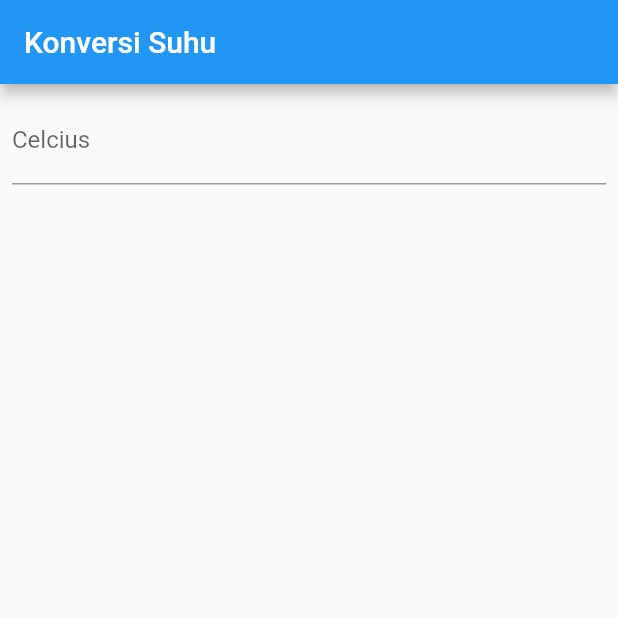
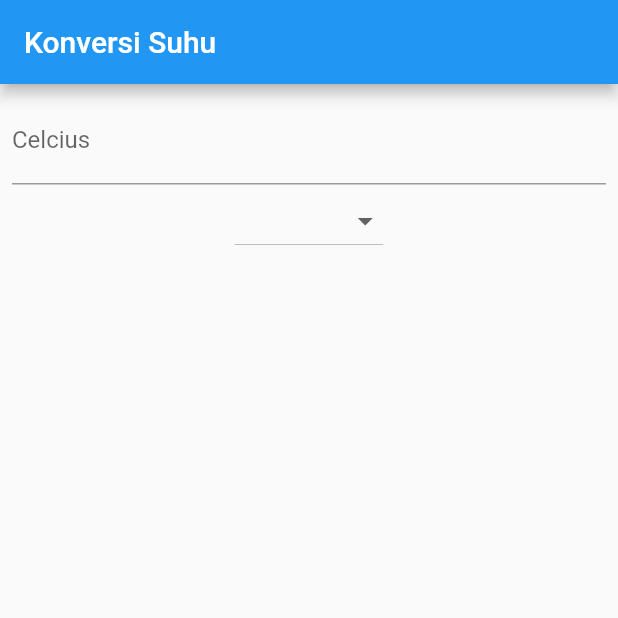
Before and after one commit to KevinBenaya/kevin_jobsheet4, a Flutter app: the screen it shows after launch, on a phone screen of 412 x 824 dp, the top half of it. Run offline on Flutter 3.47's test engine with Material 2 defaults, Android fonts, the phone set to English and light mode, and no system bars.

Commit message:
Dropdown(kevin_jobsheet4)

```diff
--- a/kevin_jobsheet4/lib/main.dart
+++ b/kevin_jobsheet4/lib/main.dart
@@ -76,7 +76,7 @@ class _MyHomePageState extends State<MyHomePage> {
                 FilteringTextInputFormatter.digitsOnly
               ],
             ),
-            /*DropdownButton(items: [
+            DropdownButton(items: [
               DropdownMenuItem(
                 child: Text('Celcius'),
                 value: 'Celcius',
@@ -85,7 +85,11 @@ class _MyHomePageState extends State<MyHomePage> {
                 child: Text('Fahrenheit'),
                 value: 'Fahrenheit',
               ),
-            ], onChanged: (value) {}),*/
+              DropdownMenuItem(
+                child: Text('Reamur'),
+                value: 'Reamur',
+              ),
+            ], onChanged: (value) {}),
           ],
         ),
       ),
```
